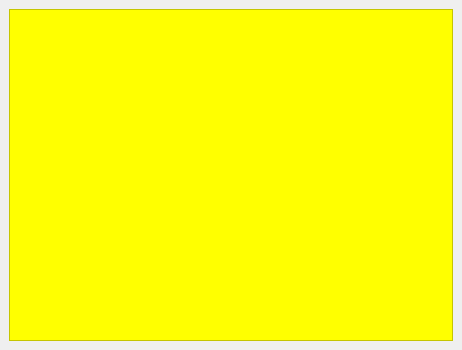
dimyaxn/Sticker, file design.ui: the form before one commit.
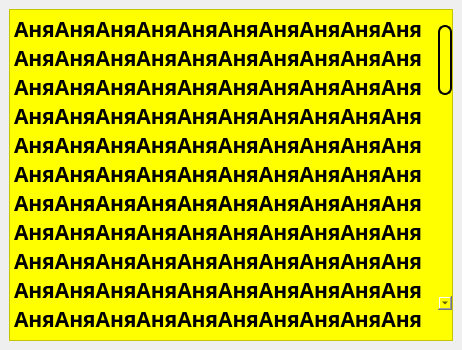
The form after the commit. Icons and pictures are not drawn.

The edit to the form file:
```diff
--- a/design.ui
+++ b/design.ui
@@ -79,7 +79,7 @@
 &lt;html&gt;&lt;head&gt;&lt;meta name=&quot;qrichtext&quot; content=&quot;1&quot; /&gt;&lt;style type=&quot;text/css&quot;&gt;
 p, li { white-space: pre-wrap; }
 &lt;/style&gt;&lt;/head&gt;&lt;body style=&quot; font-family:'Jost'; font-size:16pt; font-weight:600; font-style:normal;&quot;&gt;
-&lt;p style=&quot;-qt-paragraph-type:empty; margin-top:0px; margin-bottom:0px; margin-left:0px; margin-right:0px; -qt-block-indent:0; text-indent:0px;&quot;&gt;&lt;br /&gt;&lt;/p&gt;&lt;/body&gt;&lt;/html&gt;</string>
+&lt;p style=&quot; margin-top:0px; margin-bottom:0px; margin-left:0px; margin-right:0px; -qt-block-indent:0; text-indent:0px;&quot;&gt;АняАняАняАняАняАняАняАняАняАняАняАняАняАняАняАняАняАняАняАняАняАняАняАняАняАняАняАняАняАняАняАняАняАняАняАняАняАняАняАняАняАняАняАняАняАняАняАняАняАняАняАняАняАняАняАняАняАняАняАняАняАняАняАняАняАняАняАняАняАняАняАняАняАняАняАняАняАняАняАняАняАняАняАняАняАняАняАняАняАняАняАняАняАняАняАняАняАняАняАняАняАняАняАняАняАняАняАняАняАняАняАняАняАняАняАняАняАняАняАняАняАняАняАняАняАняАняАняАняАняАняАняАняАняАняАняАняАняАняАняАняАняАняАняАняАняАняАняАняАняАняАняАняАняАняАняАняАняАняАняАняАняАняАняАняАняАняАняАняАняАняАняАняАняАняАняАняАняАняАняАняАняАняАняАняАняАняАняАняАняАняАняАняАняАняАняАняАняАняАняАняАняАняАняАняАняАняАняАняАняАняАняАняАняАняАняАняАняАняАняАняАняАняАняАняАняАняАняАняАняАняАняАняАняАняАняАняАняАняАняАняАняАняАняАняАняАняАняАняАняАняАняАняАняАняАняАняАняАняАняАняАняАняАняАняАняАняАняАняАняАняАняАняАняАняАняАняАняАняАняАняАняАняАняАняАняАняАняАняАняАняАняАняАняАняАняАняАняАняАняАняАняАняАняАняАняАняАняАняАняАняАняАняАняАняАняАняАняАняАняАняАняАняАняАняАняАняАняАняАняАняАняАняАняАняАняАняАняАняАняАняАняАняАняАняАняАняАняАняАняАняАняАняАняАняАняАняАняАняАняАняАняАняАняАняАняАняАняАняАняАняАняАняАняАняАняАняАняАняАняАняАняАняАняАняАняАняАняАняАняАняАняАняАняАняАняАняАняАняАняАняАняАняАняАняАняАняАняАняАняАняАняАняАняАняАняАняАняАняАняАняАняАняАняАняАняАняАняАняАняАняАняАняАняАняАняАняАняАняАняАняАняАняАняАняАняАняАняАняАняАняАняАняАняАняАняАняАняАняАняАняАняАняАняАняАняАняАняАняАняАняАняАняАняАняАняАня&lt;/p&gt;&lt;/body&gt;&lt;/html&gt;</string>
       </property>
      </widget>
     </item>
```
